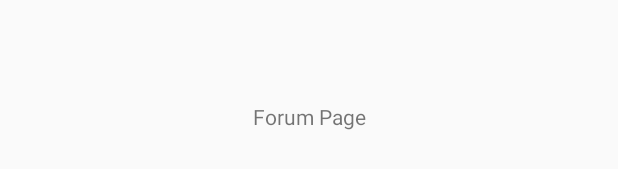
After one commit to onnenon/kite, an Android app: the layout fragment_forum.xml on its own in the app's theme, with its tools: preview values and no code run, on a phone screen of 412 x 824 dp. The commit adds this screen. Shown: the part 502-671 px from the top of the screen. Run offline under Robolectric (Android 15) with nearby library versions, the phone set to English and light mode, and no system bars.

Commit message:
added fragment classes and xml layouts

```diff
--- /dev/null
+++ b/Frontend/kite_master/app/src/main/java/com/example/kite_master/ForumFragment.java
@@ -0,0 +1,4 @@
+package com.example.kite_master;
+
+public class ForumFragment {
+}
--- /dev/null
+++ b/Frontend/kite_master/app/src/main/java/com/example/kite_master/HelpFragment.java
@@ -0,0 +1,4 @@
+package com.example.kite_master;
+
+public class HelpFragment {
+}
--- /dev/null
+++ b/Frontend/kite_master/app/src/main/java/com/example/kite_master/MessagesFragment.java
@@ -0,0 +1,4 @@
+package com.example.kite_master;
+
+public class MessagesFragment {
+}
--- /dev/null
+++ b/Frontend/kite_master/app/src/main/java/com/example/kite_master/ProfileFragment.java
@@ -0,0 +1,4 @@
+package com.example.kite_master;
+
+public class ProfileFragment {
+}
--- /dev/null
+++ b/Frontend/kite_master/app/src/main/java/com/example/kite_master/SearchFragment.java
@@ -0,0 +1,4 @@
+package com.example.kite_master;
+
+public class SearchFragment {
+}
--- /dev/null
+++ b/Frontend/kite_master/app/src/main/java/com/example/kite_master/SettingsFragment.java
@@ -0,0 +1,4 @@
+package com.example.kite_master;
+
+public class SettingsFragment {
+}
--- a/Frontend/kite_master/app/src/main/res/layout/activity_main.xml
+++ b/Frontend/kite_master/app/src/main/res/layout/activity_main.xml
@@ -22,4 +22,9 @@
         app:headerLayout="@layout/nav_header_main"
         app:menu="@menu/activity_main_drawer" />
 
+    <FrameLayout
+        android:id="@+id/content_frame"
+        android:layout_width="match_parent"
+        android:layout_height="match_parent" />
+
 </android.support.v4.widget.DrawerLayout>
--- /dev/null
+++ b/Frontend/kite_master/app/src/main/res/layout/fragment_forum.xml
@@ -0,0 +1,22 @@
+<?xml version="1.0" encoding="utf-8"?>
+<android.support.constraint.ConstraintLayout
+    xmlns:android="http://schemas.android.com/apk/res/android"
+    xmlns:app="http://schemas.android.com/apk/res-auto"
+    xmlns:tools="http://schemas.android.com/tools"
+    android:layout_width="match_parent"
+    android:layout_height="match_parent">
+
+    <TextView
+        android:id="@+id/forum_hello_text"
+        android:layout_width="wrap_content"
+        android:layout_height="wrap_content"
+        android:layout_marginStart="8dp"
+        android:layout_marginTop="8dp"
+        android:layout_marginEnd="8dp"
+        android:layout_marginBottom="8dp"
+        android:text="Forum Page"
+        app:layout_constraintBottom_toBottomOf="parent"
+        app:layout_constraintEnd_toEndOf="parent"
+        app:layout_constraintStart_toStartOf="parent"
+        app:layout_constraintTop_toTopOf="parent" />
+</android.support.constraint.ConstraintLayout>
--- a/Frontend/kite_master/app/src/main/res/menu/activity_main_drawer.xml
+++ b/Frontend/kite_master/app/src/main/res/menu/activity_main_drawer.xml
@@ -11,7 +11,7 @@
         <item
             android:id="@+id/nav_search"
             android:icon="@drawable/ic_menu_search"
-            android:title="@string/nav_drawer_settings" />
+            android:title="@string/nav_drawer_search" />
         <item
             android:id="@+id/nav_messages"
             android:icon="@drawable/ic_menu_messages"
```
Also changed, not shown: Frontend/kite_master/app/src/main/java/com/example/kite_master/MainActivity.java (+0 -8 lines), Frontend/kite_master/app/src/main/res/layout/app_bar_main.xml (+0 -8 lines), Frontend/kite_master/app/src/main/res/layout/fragment_help.xml (added, +21 -0 lines), Frontend/kite_master/app/src/main/res/layout/fragment_messages.xml (added, +21 -0 lines), Frontend/kite_master/app/src/main/res/layout/fragment_profile.xml (added, +21 -0 lines), Frontend/kite_master/app/src/main/res/layout/fragment_search.xml (added, +21 -0 lines), Frontend/kite_master/app/src/main/res/layout/fragment_settings.xml (added, +21 -0 lines).
